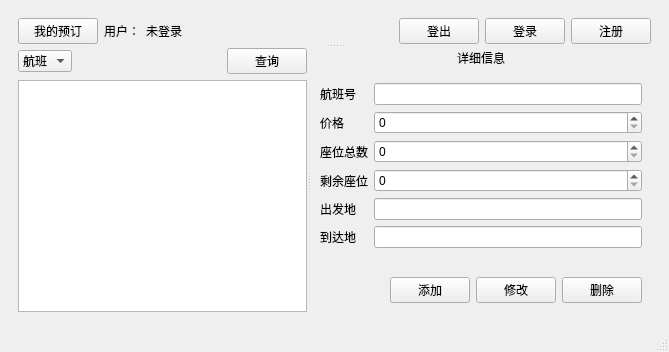
Before: the Qt Designer form From_class/travel_reservation_system/TRS_Remake/mainwindow.ui in yjrszcq/Qt-Works, drawn with Qt 5.
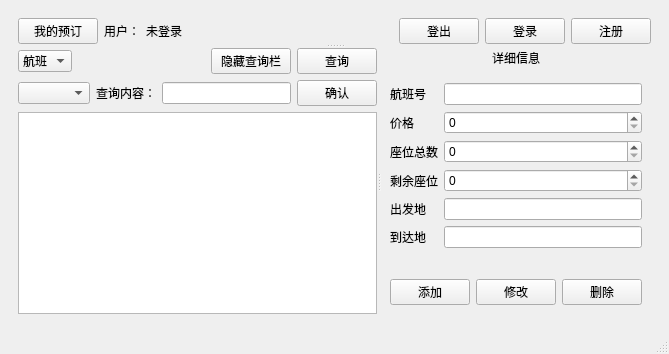
After: the same form once the commit is applied. The open tabs and pages were chosen to show the change.

What changed in the file:
```diff
--- a/From_class/travel_reservation_system/TRS_Remake/mainwindow.ui
+++ b/From_class/travel_reservation_system/TRS_Remake/mainwindow.ui
@@ -6,8 +6,8 @@
    <rect>
     <x>0</x>
     <y>0</y>
-    <width>654</width>
-    <height>352</height>
+    <width>656</width>
+    <height>354</height>
    </rect>
   </property>
   <property name="windowTitle">
@@ -138,12 +138,19 @@
                  </property>
                  <property name="sizeHint" stdset="0">
                   <size>
-                   <width>118</width>
-                   <height>20</height>
+                   <width>187</width>
+                   <height>17</height>
                   </size>
                  </property>
                 </spacer>
                </item>
+               <item>
+                <widget class="QPushButton" name="pb_hide_search">
+                 <property name="text">
+                  <string>隐藏查询栏</string>
+                 </property>
+                </widget>
+               </item>
                <item>
                 <widget class="QPushButton" name="pb_search">
                  <property name="text">
@@ -153,6 +160,30 @@
                </item>
               </layout>
              </item>
+             <item>
+              <layout class="QHBoxLayout" name="hlayout_search">
+               <item>
+                <widget class="QComboBox" name="cb_search"/>
+               </item>
+               <item>
+                <widget class="QLabel" name="l_search">
+                 <property name="text">
+                  <string>查询内容：</string>
+                 </property>
+                </widget>
+               </item>
+               <item>
+                <widget class="QLineEdit" name="le_search"/>
+               </item>
+               <item>
+                <widget class="QPushButton" name="pb_search_ok">
+                 <property name="text">
+                  <string>确认</string>
+                 </property>
+                </widget>
+               </item>
+              </layout>
+             </item>
              <item>
               <widget class="QTableView" name="tv_display"/>
              </item>
```
Left out of the diff: 6 changed lines with no effect on the pictures.
